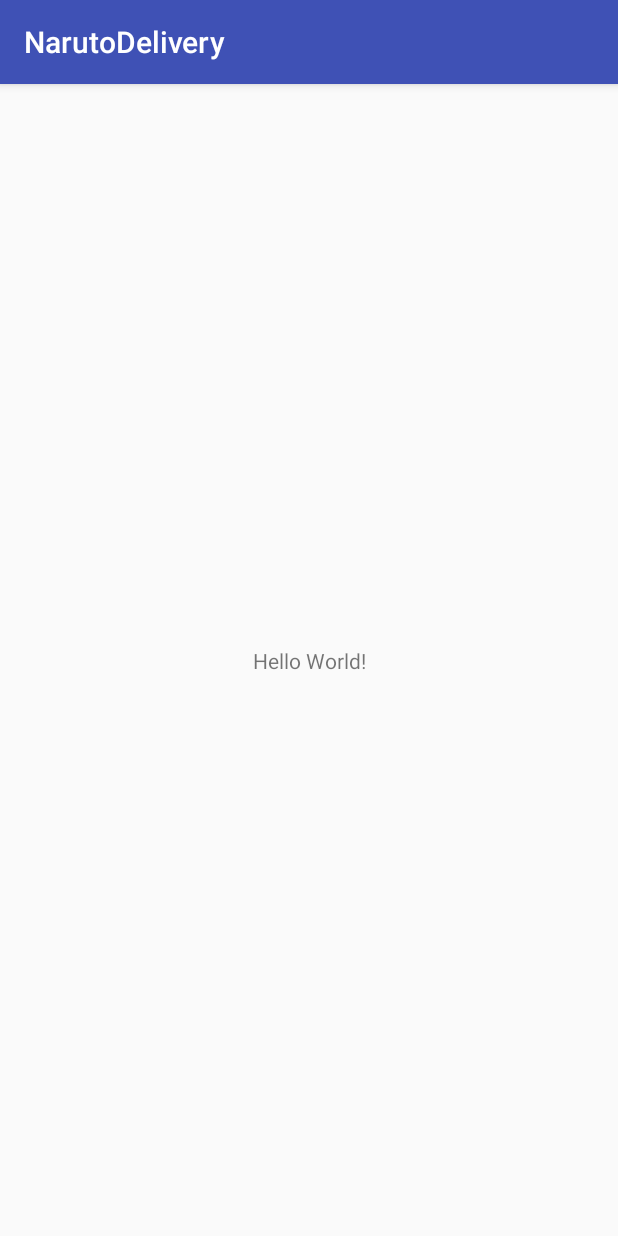
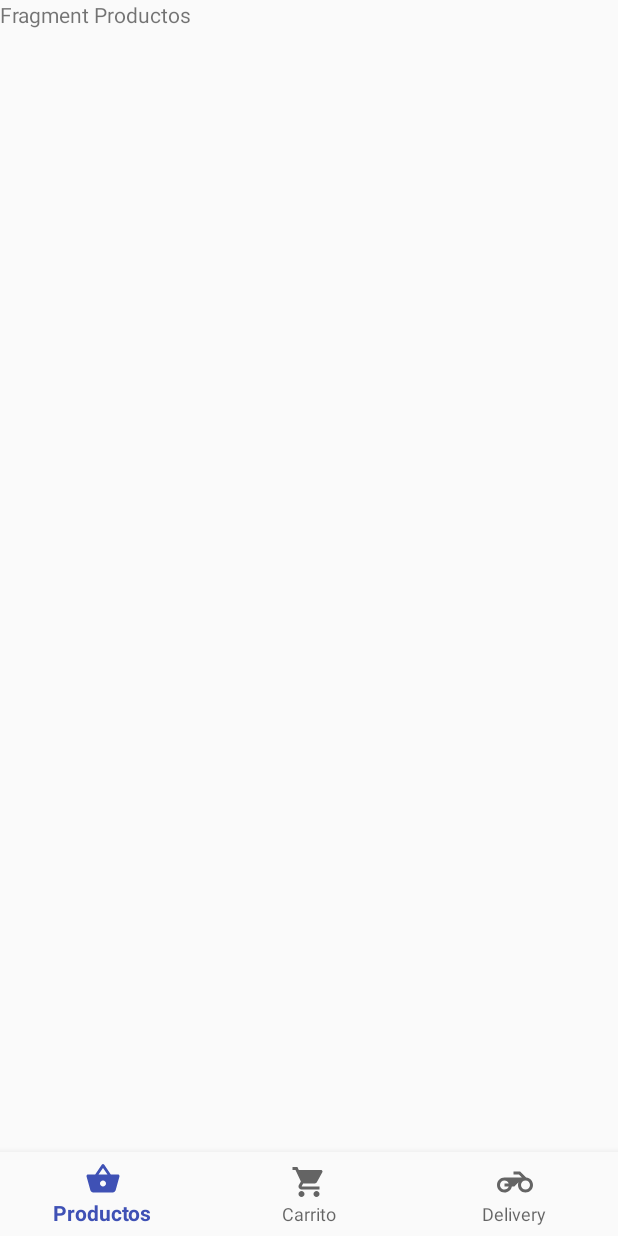
Before and after one commit to marcosilv7486/deliverynaruto, an Android app: the screen it shows after launch (MainActivity before the commit, PrincipalActivity after it), on a phone screen of 412 x 824 dp. Run offline under Robolectric (Android 15) with nearby library versions, the light colour scheme and no system bars; our stand-ins replace ButterKnife.

Commit message:
Configuracion Inicial Android (Implementacion Botonera)

```diff
--- a/android/app/src/main/AndroidManifest.xml
+++ b/android/app/src/main/AndroidManifest.xml
@@ -9,13 +9,17 @@
         android:roundIcon="@mipmap/ic_launcher_round"
         android:supportsRtl="true"
         android:theme="@style/AppTheme">
-        <activity android:name=".MainActivity">
+        <activity android:name=".PrincipalActivity" android:theme="@style/AppThemePrincipal"
+            android:screenOrientation="portrait">
             <intent-filter>
                 <action android:name="android.intent.action.MAIN" />
 
                 <category android:name="android.intent.category.LAUNCHER" />
             </intent-filter>
         </activity>
+        <activity
+            android:name=".MainActivity"
+            android:label="@string/title_activity_principal"></activity>
     </application>
 
 </manifest>
--- /dev/null
+++ b/android/app/src/main/java/com/marcosilv7/narutodelivery/CarritoFragment.java
@@ -0,0 +1,29 @@
+package com.marcosilv7.narutodelivery;
+
+
+import android.os.Bundle;
+import android.support.v4.app.Fragment;
+import android.view.LayoutInflater;
+import android.view.View;
+import android.view.ViewGroup;
+
+
+/**
+ * A simple {@link Fragment} subclass.
+ */
+public class CarritoFragment extends Fragment {
+
+
+    public CarritoFragment() {
+        // Required empty public constructor
+    }
+
+
+    @Override
+    public View onCreateView(LayoutInflater inflater, ViewGroup container,
+                             Bundle savedInstanceState) {
+        // Inflate the layout for this fragment
+        return inflater.inflate(R.layout.fragment_carrito, container, false);
+    }
+
+}
--- /dev/null
+++ b/android/app/src/main/java/com/marcosilv7/narutodelivery/DeliveryFragment.java
@@ -0,0 +1,24 @@
+package com.marcosilv7.narutodelivery;
+
+import android.content.Context;
+import android.net.Uri;
+import android.os.Bundle;
+import android.support.v4.app.Fragment;
+import android.view.LayoutInflater;
+import android.view.View;
+import android.view.ViewGroup;
+
+
+public class DeliveryFragment extends Fragment {
+
+    public DeliveryFragment() {
+    }
+
+    @Override
+    public View onCreateView(LayoutInflater inflater, ViewGroup container,
+                             Bundle savedInstanceState) {
+        // Inflate the layout for this fragment
+        return inflater.inflate(R.layout.fragment_delivery, container, false);
+    }
+
+}
--- /dev/null
+++ b/android/app/src/main/java/com/marcosilv7/narutodelivery/PrincipalActivity.java
@@ -0,0 +1,69 @@
+package com.marcosilv7.narutodelivery;
+
+import android.os.Bundle;
+import android.support.annotation.NonNull;
+import android.support.design.widget.BottomNavigationView;
+import android.support.v4.app.Fragment;
+import android.support.v4.app.FragmentManager;
+import android.support.v4.app.FragmentTransaction;
+import android.support.v7.app.AppCompatActivity;
+import android.view.MenuItem;
+import android.widget.FrameLayout;
+
+import butterknife.BindView;
+import butterknife.ButterKnife;
+
+public class PrincipalActivity extends AppCompatActivity {
+
+    @BindView(R.id.navigation)
+    BottomNavigationView bottomNavigationView;
+    @BindView(R.id.frameLayout)
+    FrameLayout frameLayout;
+
+    ProductosFragment productosFragment;
+    CarritoFragment carritoFragment;
+    DeliveryFragment deliveryFragment;
+
+    public static final String PRODUCTOS_FRAGMENT = "PRODUCTOS_FRAGMENT";
+    public static final String CARRITO_FRAGMENT = "CARRITO_FRAGMENT";
+    public static final String DELIVERY_FRAGMENT = "DELIVERY_FRAGMENT";
+
+    @Override
+    protected void onCreate(Bundle savedInstanceState) {
+        super.onCreate(savedInstanceState);
+        setContentView(R.layout.activity_principal);
+        ButterKnife.bind(this);
+        productosFragment = new ProductosFragment();
+        carritoFragment = new CarritoFragment();
+        deliveryFragment = new DeliveryFragment();
+        //Iniciar el fragment Primario
+        setFragment(productosFragment,PRODUCTOS_FRAGMENT);
+        bottomNavigationView.setOnNavigationItemSelectedListener(new BottomNavigationView.OnNavigationItemSelectedListener() {
+            @Override
+            public boolean onNavigationItemSelected(@NonNull MenuItem item) {
+                switch (item.getItemId()){
+                    case R.id. navigation_productos : {
+                        setFragment(productosFragment,PRODUCTOS_FRAGMENT);
+                        return true;
+                    }
+                    case R.id.navigation_carrito : {
+                        setFragment(carritoFragment,CARRITO_FRAGMENT);
+                        return true;
+                    }
+                    case R.id.navigation_delivery_actual : {
+                        setFragment(deliveryFragment,DELIVERY_FRAGMENT);
+                        return true;
+                    }
+                    default: return false;
+                }
+            }
+        });
+    }
+
+    private void setFragment(Fragment fragment,String nombreFragmento){
+        FragmentManager fragmentManager = getSupportFragmentManager();
+        FragmentTransaction transaction = fragmentManager.beginTransaction();
+        transaction.replace(R.id.frameLayout, fragment, nombreFragmento);
+        transaction.commit();
+    }
+}
--- /dev/null
+++ b/android/app/src/main/java/com/marcosilv7/narutodelivery/ProductosFragment.java
@@ -0,0 +1,29 @@
+package com.marcosilv7.narutodelivery;
+
+
+import android.os.Bundle;
+import android.support.v4.app.Fragment;
+import android.view.LayoutInflater;
+import android.view.View;
+import android.view.ViewGroup;
+
+
+/**
+ * A simple {@link Fragment} subclass.
+ */
+public class ProductosFragment extends Fragment {
+
+
+    public ProductosFragment() {
+        // Required empty public constructor
+    }
+
+
+    @Override
+    public View onCreateView(LayoutInflater inflater, ViewGroup container,
+                             Bundle savedInstanceState) {
+        // Inflate the layout for this fragment
+        return inflater.inflate(R.layout.fragment_productos, container, false);
+    }
+
+}
--- /dev/null
+++ b/android/app/src/main/res/drawable/ic_motorcycle_black_24dp.xml
@@ -0,0 +1,9 @@
+<vector xmlns:android="http://schemas.android.com/apk/res/android"
+        android:width="24dp"
+        android:height="24dp"
+        android:viewportWidth="24.0"
+        android:viewportHeight="24.0">
+    <path
+        android:fillColor="#FF000000"
+        android:pathData="M19.44,9.03L15.41,5H11v2h3.59l2,2H5c-2.8,0 -5,2.2 -5,5s2.2,5 5,5c2.46,0 4.45,-1.69 4.9,-4h1.65l2.77,-2.77c-0.21,0.54 -0.32,1.14 -0.32,1.77 0,2.8 2.2,5 5,5s5,-2.2 5,-5c0,-2.65 -1.97,-4.77 -4.56,-4.97zM7.82,15C7.4,16.15 6.28,17 5,17c-1.63,0 -3,-1.37 -3,-3s1.37,-3 3,-3c1.28,0 2.4,0.85 2.82,2H5v2h2.82zM19,17c-1.66,0 -3,-1.34 -3,-3s1.34,-3 3,-3 3,1.34 3,3 -1.34,3 -3,3z"/>
+</vector>
--- /dev/null
+++ b/android/app/src/main/res/drawable/ic_shopping_basket_black_24dp.xml
@@ -0,0 +1,9 @@
+<vector xmlns:android="http://schemas.android.com/apk/res/android"
+        android:width="24dp"
+        android:height="24dp"
+        android:viewportWidth="24.0"
+        android:viewportHeight="24.0">
+    <path
+        android:fillColor="#FF000000"
+        android:pathData="M17.21,9l-4.38,-6.56c-0.19,-0.28 -0.51,-0.42 -0.83,-0.42 -0.32,0 -0.64,0.14 -0.83,0.43L6.79,9L2,9c-0.55,0 -1,0.45 -1,1 0,0.09 0.01,0.18 0.04,0.27l2.54,9.27c0.23,0.84 1,1.46 1.92,1.46h13c0.92,0 1.69,-0.62 1.93,-1.46l2.54,-9.27L23,10c0,-0.55 -0.45,-1 -1,-1h-4.79zM9,9l3,-4.4L15,9L9,9zM12,17c-1.1,0 -2,-0.9 -2,-2s0.9,-2 2,-2 2,0.9 2,2 -0.9,2 -2,2z"/>
+</vector>
--- /dev/null
+++ b/android/app/src/main/res/drawable/ic_shopping_cart_black_24dp.xml
@@ -0,0 +1,9 @@
+<vector xmlns:android="http://schemas.android.com/apk/res/android"
+        android:width="24dp"
+        android:height="24dp"
+        android:viewportWidth="24.0"
+        android:viewportHeight="24.0">
+    <path
+        android:fillColor="#FF000000"
+        android:pathData="M7,18c-1.1,0 -1.99,0.9 -1.99,2S5.9,22 7,22s2,-0.9 2,-2 -0.9,-2 -2,-2zM1,2v2h2l3.6,7.59 -1.35,2.45c-0.16,0.28 -0.25,0.61 -0.25,0.96 0,1.1 0.9,2 2,2h12v-2L7.42,15c-0.14,0 -0.25,-0.11 -0.25,-0.25l0.03,-0.12 0.9,-1.63h7.45c0.75,0 1.41,-0.41 1.75,-1.03l3.58,-6.49c0.08,-0.14 0.12,-0.31 0.12,-0.48 0,-0.55 -0.45,-1 -1,-1L5.21,4l-0.94,-2L1,2zM17,18c-1.1,0 -1.99,0.9 -1.99,2s0.89,2 1.99,2 2,-0.9 2,-2 -0.9,-2 -2,-2z"/>
+</vector>
--- /dev/null
+++ b/android/app/src/main/res/layout/activity_principal.xml
@@ -0,0 +1,29 @@
+<?xml version="1.0" encoding="utf-8"?>
+<RelativeLayout xmlns:android="http://schemas.android.com/apk/res/android"
+    xmlns:app="http://schemas.android.com/apk/res-auto"
+    xmlns:tools="http://schemas.android.com/tools"
+    android:id="@+id/container"
+    android:layout_width="match_parent"
+    android:layout_height="match_parent"
+    tools:context=".PrincipalActivity">
+
+    <android.support.design.widget.BottomNavigationView
+        android:id="@+id/navigation"
+        android:layout_width="match_parent"
+        android:layout_height="56dp"
+        android:background="?android:attr/windowBackground"
+        android:layout_alignParentBottom="true"
+        android:layout_alignParentStart="true"
+        app:menu="@menu/navigation" />
+
+    <FrameLayout
+        android:id="@+id/frameLayout"
+        android:layout_above="@id/navigation"
+        android:layout_width="match_parent"
+        android:layout_height="match_parent"
+        android:layout_alignParentStart="true"
+        android:layout_alignParentTop="true">
+
+    </FrameLayout>
+
+</RelativeLayout>
--- /dev/null
+++ b/android/app/src/main/res/layout/fragment_productos.xml
@@ -0,0 +1,14 @@
+<?xml version="1.0" encoding="utf-8"?>
+<FrameLayout xmlns:android="http://schemas.android.com/apk/res/android"
+    xmlns:tools="http://schemas.android.com/tools"
+    android:layout_width="match_parent"
+    android:layout_height="match_parent"
+    tools:context=".ProductosFragment">
+
+    <!-- TODO: Update blank fragment layout -->
+    <TextView
+        android:layout_width="match_parent"
+        android:layout_height="match_parent"
+        android:text="Fragment Productos" />
+
+</FrameLayout>
--- /dev/null
+++ b/android/app/src/main/res/menu/navigation.xml
@@ -0,0 +1,19 @@
+<?xml version="1.0" encoding="utf-8"?>
+<menu xmlns:android="http://schemas.android.com/apk/res/android">
+
+    <item
+        android:id="@+id/navigation_productos"
+        android:icon="@drawable/ic_shopping_basket_black_24dp"
+        android:title="@string/title_productos" />
+
+    <item
+        android:id="@+id/navigation_carrito"
+        android:icon="@drawable/ic_shopping_cart_black_24dp"
+        android:title="@string/title_carrito" />
+
+    <item
+        android:id="@+id/navigation_delivery_actual"
+        android:icon="@drawable/ic_motorcycle_black_24dp"
+        android:title="@string/title_delivery_actual" />
+
+</menu>
--- /dev/null
+++ b/android/app/src/main/res/values/dimens.xml
@@ -0,0 +1,5 @@
+<resources>
+    <!-- Default screen margins, per the Android Design guidelines. -->
+    <dimen name="activity_horizontal_margin">16dp</dimen>
+    <dimen name="activity_vertical_margin">16dp</dimen>
+</resources>
--- a/android/app/src/main/res/values/strings.xml
+++ b/android/app/src/main/res/values/strings.xml
@@ -1,3 +1,14 @@
 <resources>
     <string name="app_name">NarutoDelivery</string>
+    <string name="title_activity_principal">PrincipalActivity</string>
+    <string name="title_home">Home</string>
+    <string name="title_productos">Productos</string>
+    <string name="title_carrito">Carrito</string>
+    <string name="title_delivery_actual">Delivery</string>
+    <string name="title_mi_cuenta">Cuenta</string>
+    <string name="title_dashboard">Dashboard</string>
+    <string name="title_notifications">Notifications</string>
+
+    <!-- TODO: Remove or change this placeholder text -->
+    <string name="hello_blank_fragment">Hello blank fragment</string>
 </resources>
--- a/android/app/src/main/res/values/styles.xml
+++ b/android/app/src/main/res/values/styles.xml
@@ -8,4 +8,11 @@
         <item name="colorAccent">@color/colorAccent</item>
     </style>
 
+    <style name="AppThemePrincipal" parent="Theme.AppCompat.Light.NoActionBar">
+        <!-- Customize your theme here. -->
+        <item name="colorPrimary">@color/colorPrimary</item>
+        <item name="colorPrimaryDark">@color/colorPrimaryDark</item>
+        <item name="colorAccent">@color/colorAccent</item>
+    </style>
+
 </resources>
```
Also changed, not shown: android/app/src/main/res/drawable/ic_dashboard_black_24dp.xml (added, +9 -0 lines), android/app/src/main/res/drawable/ic_home_black_24dp.xml (added, +9 -0 lines), android/app/src/main/res/drawable/ic_notifications_black_24dp.xml (added, +9 -0 lines), android/app/src/main/res/drawable/ic_person_black_24dp.xml (added, +9 -0 lines), android/app/src/main/res/layout/fragment_carrito.xml (added, +14 -0 lines), android/app/src/main/res/layout/fragment_delivery.xml (added, +14 -0 lines).
